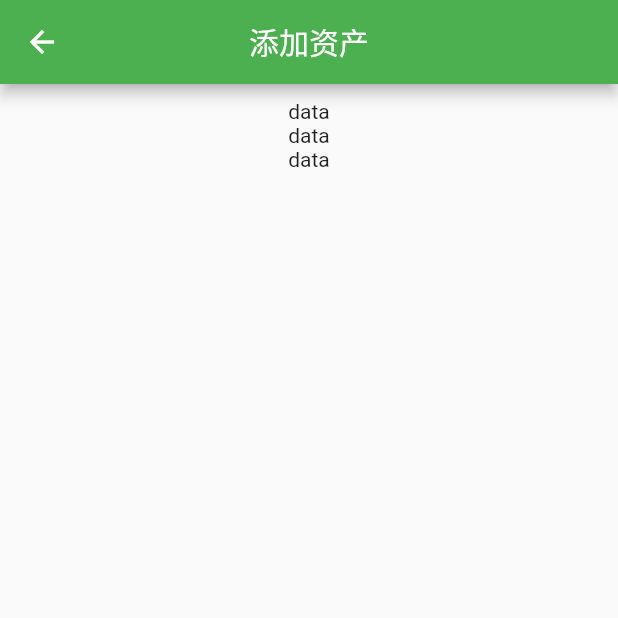
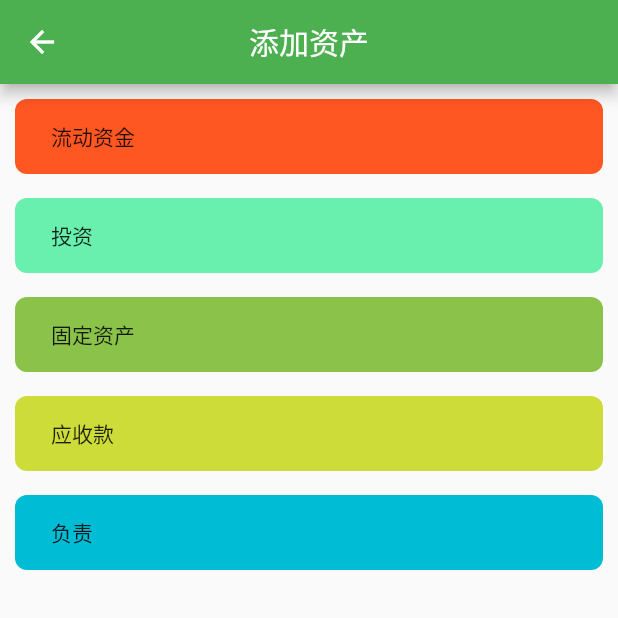
Before and after one commit to yuyangzi/AssetManagement, a Flutter app: the AddAssetsPage screen opened by its route, on a phone screen of 412 x 824 dp, the top half of it. Run offline on Flutter 3.47's test engine with Material 2 defaults, Android fonts, the light colour scheme and no system bars; our stand-ins replace dio, fluro, shared_preferences; accounts and stored records are empty.

Commit message:
feat: 完善添加资产页面

```diff
--- /dev/null
+++ b/jsons/assetsType.json
@@ -0,0 +1,7 @@
+{
+  "Liquidity": "1",
+  "Investment": "2",
+  "FixedAssets": "3",
+  "AccountsReceivable": "4",
+  "Liabilities": "5"
+}
--- a/lib/pages/add_assets_page.dart
+++ b/lib/pages/add_assets_page.dart
@@ -19,18 +19,56 @@ class _AddAssetsPageState extends State<AddAssetsPage> {
         body: Padding(
           padding: const EdgeInsets.all(10),
           child: DecoratedBox(
-              decoration: const BoxDecoration(
-              ),
+              decoration: const BoxDecoration(),
               child: SizedBox(
                 width: screenWidth - 20,
                 child: Column(
                   children: const [
-                    Text('data'),
-                    Text('data'),
-                    Text('data'),
+                    AssetsTypeItem(text: '流动资金', bgColor: Colors.deepOrange),
+                    AssetsTypeItem(text: '投资', bgColor: Colors.greenAccent),
+                    AssetsTypeItem(text: '固定资产', bgColor: Colors.lightGreen),
+                    AssetsTypeItem(text: '应收款', bgColor: Colors.lime),
+                    AssetsTypeItem(text: '负责', bgColor: Colors.cyan),
                   ],
                 ),
               )),
         ));
   }
 }
+
+class AssetsTypeItem extends StatefulWidget {
+  const AssetsTypeItem({Key? key, required this.text, required this.bgColor})
+      : super(key: key);
+
+  final String text;
+
+  final Color bgColor;
+
+  @override
+  State<AssetsTypeItem> createState() => _AssetsTypeItemState();
+}
+
+class _AssetsTypeItemState extends State<AssetsTypeItem> {
+  @override
+  Widget build(BuildContext context) {
+    return Padding(
+      padding: const EdgeInsets.only(bottom: 16),
+      child: DecoratedBox(
+        decoration: BoxDecoration(
+            color: widget.bgColor,
+            borderRadius: const BorderRadius.all(Radius.circular(8))),
+        child: SizedBox(
+          height: 50,
+          width: double.infinity,
+          child: Padding(
+            padding: const EdgeInsets.only(left: 24),
+            child: Align(
+              alignment: Alignment.centerLeft,
+              child: Text(widget.text),
+            ),
+          ),
+        ),
+      ),
+    );
+  }
+}
```
